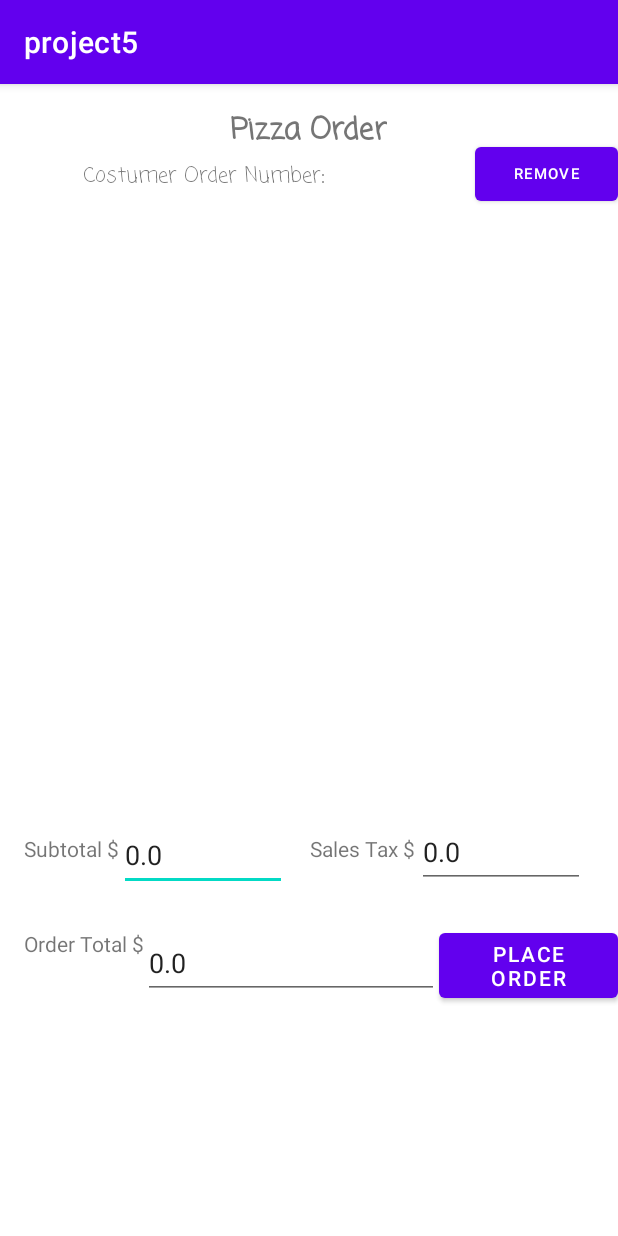
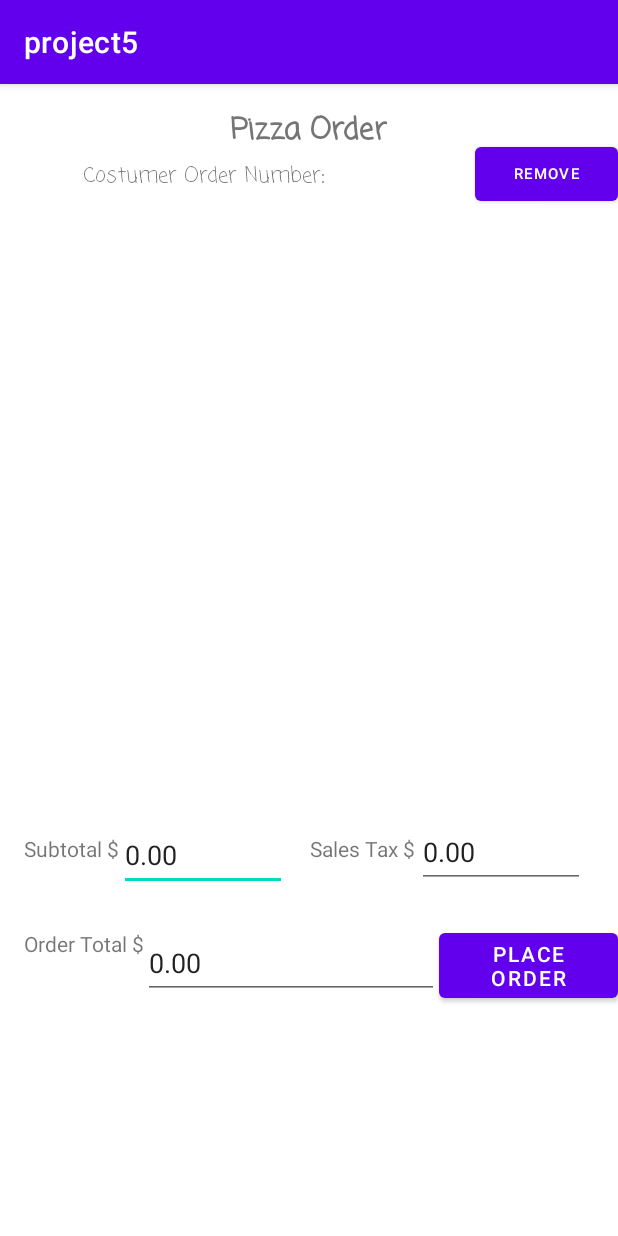
Before and after one commit to wessaleh/Android, an Android app: the currentOrderView screen opened directly, with no data from a screen before it, after a tap on "REMOVE", on a phone screen of 412 x 824 dp. Run offline under Robolectric (Android 15) with nearby library versions, the phone set to English and light mode, and no system bars; 3 statements that could not run were skipped.

Commit message:
Done with Current Order View

```diff
--- a/app/src/main/java/com/example/project5/currentOrderView.java
+++ b/app/src/main/java/com/example/project5/currentOrderView.java
@@ -10,7 +10,9 @@ import android.widget.ArrayAdapter;
 import android.widget.Button;
 import android.widget.ListView;
 import android.widget.TextView;
+import android.widget.Toast;
 
+import java.text.DecimalFormat;
 import java.util.ArrayList;
 
 public class currentOrderView extends AppCompatActivity implements AdapterView.OnItemClickListener{
@@ -25,6 +27,9 @@ public class currentOrderView extends AppCompatActivity implements AdapterView.O
 
     private final double TAX_RATE = 0.06625;
     private final double TOTAL_RATE = 1 + TAX_RATE;
+    private static final int NUM_DECIMAL_PLACES = 2;
+    private static final int NUM_INT_PLACES = 1;
+    private DecimalFormat money_Format;
 
     @Override
     protected void onCreate(Bundle savedInstanceState) {
@@ -58,16 +63,25 @@ public class currentOrderView extends AppCompatActivity implements AdapterView.O
                 (this, android.R.layout.simple_list_item_1, pizzaList);
         listView.setAdapter(adapter);
         // set the values of all the textviews
-        subtotal.setText("" + subTotalPrice(pizzas));
-        salesTax.setText("" + (subTotalPrice(pizzas) * TAX_RATE));
-        orderTotal.setText("" + (subTotalPrice(pizzas) * TOTAL_RATE));
-        phoneNumber.setText("Customer phone number: " + intent.getExtras().get("phone"));
+
+        money_Format = new DecimalFormat("###,###.00");
+        money_Format.setMinimumFractionDigits(NUM_DECIMAL_PLACES);
+        money_Format.setMinimumIntegerDigits(NUM_INT_PLACES);
+
+        subtotal.setText("" + money_Format.format(subTotalPrice(pizzas)));
+        salesTax.setText("" + money_Format.format(subTotalPrice(pizzas) * TAX_RATE));
+        orderTotal.setText("" + money_Format.format(subTotalPrice(pizzas) * TOTAL_RATE));
+        phoneNumber.setText("Customer Phone Number: " + intent.getExtras().get("phone"));
 
     }
 
     public void remove(View view){
         MainActivity.currentOrder.pizzas.remove(selectedIndex);
         adapter.remove(selectedIndex);
+
+        Toast toast = Toast.makeText(getApplicationContext(),
+                "Please exit and come back to view updated order", Toast.LENGTH_LONG);
+        toast.show();
     }
 
     @Override
```
